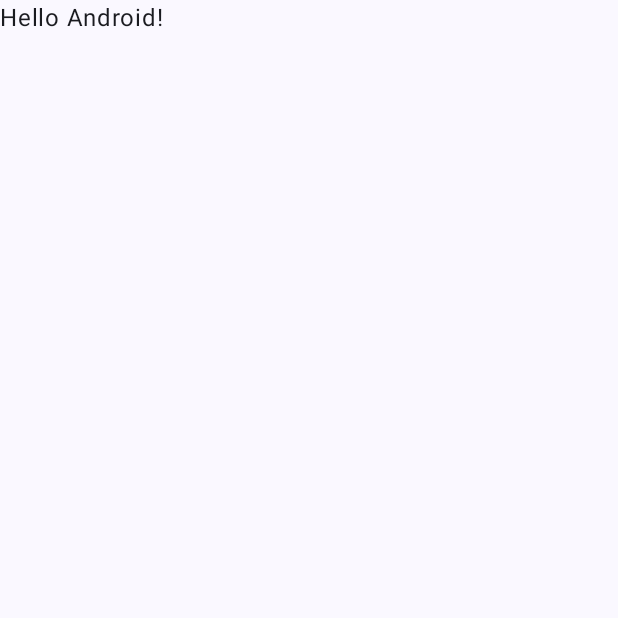
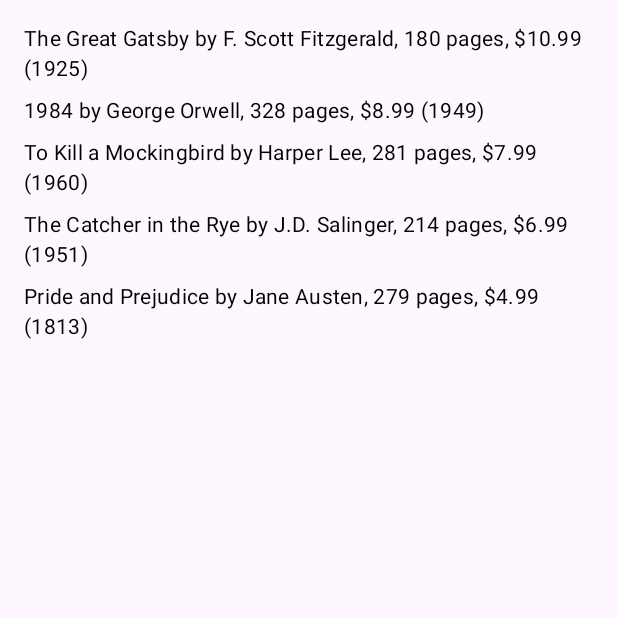
Before and after one commit to shivaniSubash/csvExample, an Android app built with Jetpack Compose: the screen it shows after launch (MainActivity), on a phone screen of 412 x 824 dp, the top half of it. Before the commit the part shown is almost empty. Run offline under Robolectric (Android 15) with nearby library versions, the phone set to English and light mode, and no system bars.

Commit message:
finished copying over app

```diff
--- /dev/null
+++ b/app/src/main/assets/books.csv
@@ -0,0 +1,6 @@
+title,author,pages,price,publicationYear
+The Great Gatsby,F. Scott Fitzgerald,180,10.99,1925
+1984,George Orwell,328,8.99,1949
+To Kill a Mockingbird,Harper Lee,281,7.99,1960
+The Catcher in the Rye,J.D. Salinger,214,6.99,1951
+Pride and Prejudice,Jane Austen,279,4.99,1813
--- /dev/null
+++ b/app/src/main/java/com/example/csvexample/Book.kt
@@ -0,0 +1,9 @@
+package com.example.csvexample
+
+data class Book(
+    val title: String,
+    val author: String,
+    val pages: Int,
+    val price: Double,
+    val publicationYear: Int
+)
--- /dev/null
+++ b/app/src/main/java/com/example/csvexample/CsvReader.kt
@@ -0,0 +1,37 @@
+package com.example.csvexample
+
+import android.content.Context
+import com.example.csvexample.Book
+import java.io.BufferedReader
+import java.io.InputStreamReader
+
+object CsvReader {
+
+    fun readBooksFromCsv(context: Context, fileName: String): List<Book> {
+        val books = mutableListOf<Book>()
+        try {
+            val inputStream = context.assets.open(fileName)
+            val reader = BufferedReader(InputStreamReader(inputStream))
+
+            reader.useLines { lines ->
+                lines.drop(1).forEach { line ->
+                    val parts = line.split(",")
+                    if (parts.size == 5) {
+                        books.add(
+                            Book(
+                                title = parts[0],
+                                author = parts[1],
+                                pages = parts[2].toInt(),
+                                price = parts[3].toDouble(),
+                                publicationYear = parts[4].toInt()
+                            )
+                        )
+                    }
+                }
+            }
+        } catch (e: Exception) {
+            e.printStackTrace()
+        }
+        return books
+    }
+}
--- a/app/src/main/java/com/example/csvexample/MainActivity.kt
+++ b/app/src/main/java/com/example/csvexample/MainActivity.kt
@@ -1,31 +1,58 @@
 package com.example.csvexample
 
 import android.os.Bundle
+import android.util.Log
 import androidx.activity.ComponentActivity
 import androidx.activity.compose.setContent
 import androidx.activity.enableEdgeToEdge
+import androidx.compose.foundation.layout.Arrangement
 import androidx.compose.foundation.layout.fillMaxSize
 import androidx.compose.foundation.layout.padding
+import androidx.compose.foundation.lazy.LazyColumn
+import androidx.compose.foundation.text.BasicText
+import androidx.compose.material3.MaterialTheme
 import androidx.compose.material3.Scaffold
+import androidx.compose.material3.Surface
 import androidx.compose.material3.Text
 import androidx.compose.runtime.Composable
 import androidx.compose.ui.Modifier
 import androidx.compose.ui.tooling.preview.Preview
+import androidx.compose.ui.unit.dp
 import com.example.csvexample.ui.theme.CsvExampleTheme
 
 class MainActivity : ComponentActivity() {
     override fun onCreate(savedInstanceState: Bundle?) {
         super.onCreate(savedInstanceState)
         enableEdgeToEdge()
+        val bookList = CsvReader.readBooksFromCsv(this, "books.csv")
+        bookList.forEach { book ->
+            Log.d("ParsedBook", book.toString())
+        }
         setContent {
-            CsvExampleTheme {
-                Scaffold(modifier = Modifier.fillMaxSize()) { innerPadding ->
-                    Greeting(
-                        name = "Android",
-                        modifier = Modifier.padding(innerPadding)
-                    )
+            MaterialTheme {
+                Surface(modifier = Modifier.fillMaxSize()) {
+                    BookListScreen(bookList)
                 }
             }
+        }
+    }
+}
+
+@Composable
+fun BookListScreen(bookList: List<Book>) {
+    LazyColumn(
+        modifier = Modifier
+            .fillMaxSize()
+            .padding(16.dp),
+        verticalArrangement = Arrangement.spacedBy(8.dp)
+    ) {
+        items(bookList.size) { index ->
+            val book = bookList[index]
+            BasicText(
+                text = "${book.title} by ${book.author}, ${book.pages} pages, \$${book.price} (${book.publicationYear})",
+                style = MaterialTheme.typography.bodyMedium
+
+            )
         }
     }
 }
```
